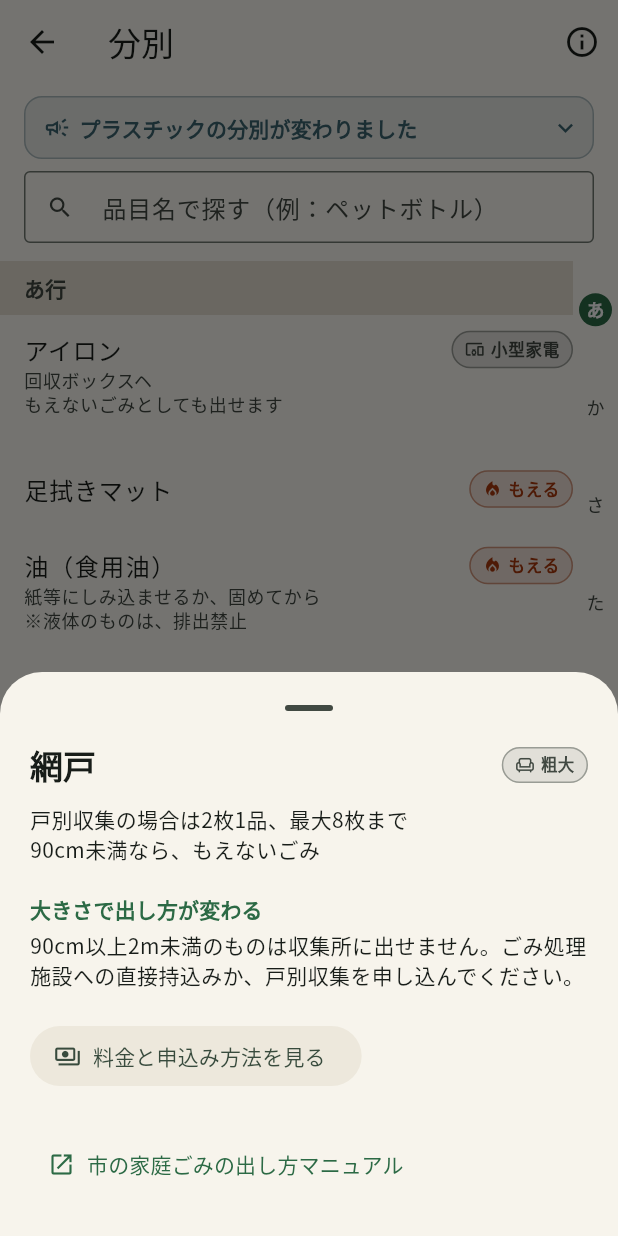
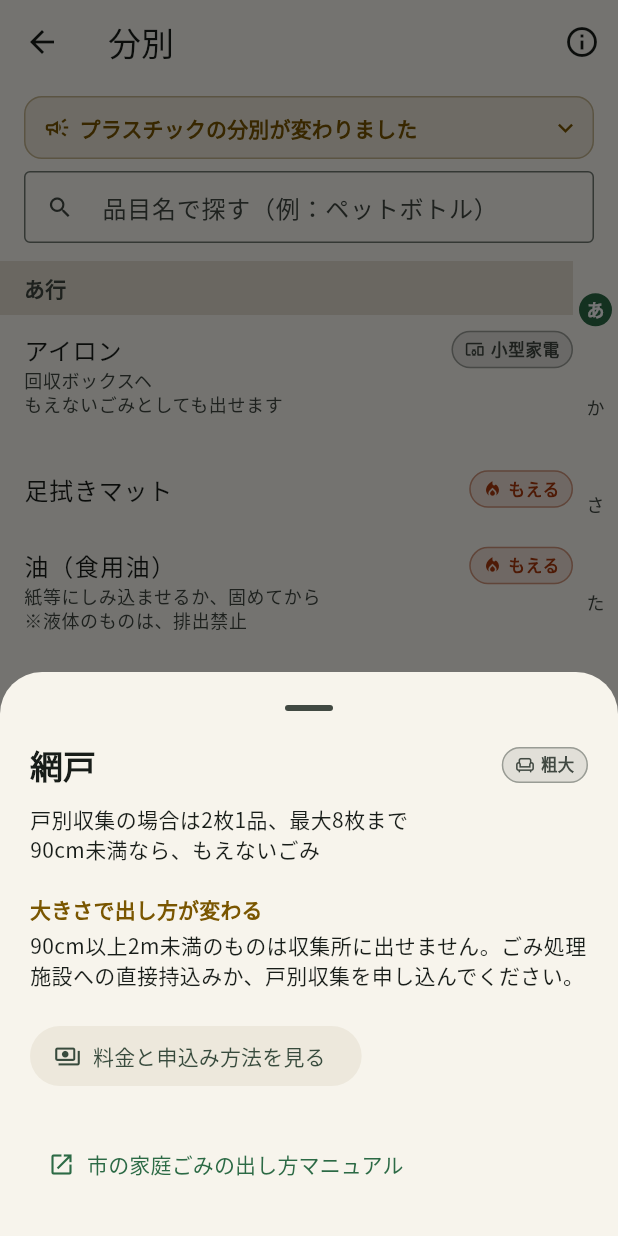
Before and after one commit to ktakada42/saitama-gomi-calendar, a Flutter app: the DictionaryPage screen opened directly, after a tap on "プラスチックの分別が変わりました", after a tap on "網戸", on a phone screen of 412 x 824 dp. Run offline on Flutter 3.47's test engine with Material 3 defaults, Android fonts, the phone set to English and light mode, and no system bars; our stand-ins replace flutter_local_notifications, flutter_riverpod, package_info_plus, shared_preferences, timezone; accounts and stored records are empty.

Commit message:
知らせと品目の印を、同じ注意の色（黄）で出す (#165)
分別変更の知らせは青みのグレー、品目の印は主色の緑で出していて、#163で
分別の変更を伝える印だけを知らせの色に寄せた。しかし印はどれも、一覧の
区分だけを見て出すと間違えることを伝えるもので、分ける理由がない。
緑では「できる・よい」の意味に読めて、注意に見えない。

知らせも印も、同じ注意の色（黄）で出す。印の絵は情報（i）から注意（三角）に
する。

- lightは黄土色（#7A5600）。黄色そのものはクリームの地の上では読めない。
  知らせの地（同じ色を10%で敷いたもの）の上でも4.5:1を超える
- darkは黄（#FFD43B）
- 赤にはしない。もえるごみ・有害危険ごみの区分色と紛れ、「出しては
  いけない」の意味にも読める

知らせの色が変わるので、分別のスクリーンショットを撮り直した。
ビルド番号を28に上げる。


Claude-Session: https://claude.ai/code/session_01Ny9iz78XEEn5LZebqm3xXE

Co-authored-by: Claude Opus 5.5 <noreply@anthropic.com>

```diff
--- a/lib/domain/waste_note.dart
+++ b/lib/domain/waste_note.dart
@@ -9,17 +9,9 @@ class NoteMark {
     required this.id,
     required this.title,
     required this.description,
-    this.isSortingChange = false,
   });
 
   final String id;
-
-  /// 分別の決まりが変わったことを伝える印か。
-  ///
-  /// ほかの印は一覧の区分を補うものだが、これは区分そのものが変わりうる
-  /// ことを言っている。見落とすと出し先を間違えるので、画面では
-  /// 分別変更の知らせと同じ色で出して、ほかの印と見分けられるようにする。
-  final bool isSortingChange;
 
   /// 一覧やシートの見出しに出す短い言い方。
   final String title;
@@ -43,7 +35,6 @@ class NoteMark {
           '30cm未満のものは、資源物1類（プラスチック資源）に出します。'
           '水で軽くすすいでも汚れが落ちないものはもえるごみ、'
           '30cm以上90cm未満のものはもえないごみです。',
-      isSortingChange: true,
     ),
     'star1': NoteMark(
       id: 'star1',
@@ -70,7 +61,6 @@ class NoteMark {
       description:
           '令和8年（2026年）10月から、プラスチック製で30cm以上90cm未満のものは'
           'もえないごみです。',
-      isSortingChange: true,
     ),
     'star5': NoteMark(
       id: 'star5',
--- a/lib/features/dictionary/dictionary_page.dart
+++ b/lib/features/dictionary/dictionary_page.dart
@@ -7,6 +7,7 @@ import '../../domain/kana.dart';
 import '../../domain/sorting_change.dart';
 import '../../domain/waste_item.dart';
 import '../../providers.dart';
+import '../../ui/caution_style.dart';
 import '../../ui/note_format.dart';
 import '../../ui/paren_wrap.dart';
 import '../../ui/widgets/category_pill.dart';
@@ -358,15 +359,14 @@ class _SortingChangeNotice extends StatelessWidget {
   @override
   Widget build(BuildContext context) {
     final theme = Theme.of(context);
-    // 区分色と紛れないよう、注意そのものの色（エラー色）は使わない。
-    final color = theme.colorScheme.tertiary;
+    final color = CautionStyle.colorOf(context);
     final radius = BorderRadius.circular(12);
 
     return Container(
       width: double.infinity,
       margin: const EdgeInsets.fromLTRB(16, 8, 16, 0),
       decoration: BoxDecoration(
-        color: color.withValues(alpha: 0.10),
+        color: color.withValues(alpha: CautionStyle.backgroundAlpha),
         borderRadius: radius,
         border: Border.all(color: color.withValues(alpha: 0.35)),
       ),
@@ -788,12 +788,10 @@ class _ItemTile extends StatelessWidget {
               ),
             );
     }
-    // 分別の変更を伝える印は、画面の上の知らせと同じ色・同じ絵にする。
-    // ほかの印と同じ色だと、区分が変わりうることが補足に見えてしまう。
+    // 印は、画面の上の知らせと同じ注意の色で出す。どれも、一覧の区分だけを
+    // 見て出すと間違えることを伝えている。主色の緑では補足に見える。
     final mark = item.marks.first;
-    final markColor = mark.isSortingChange
-        ? theme.colorScheme.tertiary
-        : theme.colorScheme.primary;
+    final markColor = CautionStyle.color(theme.brightness);
     // 押せば続きがあることを、行の中で示す。注意点と同じ行に並べると
     // どちらも半端に切れるので、下に重ねる。
     return Column(
@@ -811,13 +809,7 @@ class _ItemTile extends StatelessWidget {
           ),
         Row(
           children: [
-            Icon(
-              mark.isSortingChange
-                  ? Icons.campaign_outlined
-                  : Icons.info_outline,
-              size: 13,
-              color: markColor,
-            ),
+            Icon(Icons.warning_amber_rounded, size: 13, color: markColor),
             const SizedBox(width: 3),
             Expanded(
               child: Text(
--- a/lib/features/dictionary/waste_item_sheet.dart
+++ b/lib/features/dictionary/waste_item_sheet.dart
@@ -2,6 +2,7 @@ import 'package:flutter/material.dart';
 import 'package:url_launcher/url_launcher.dart';
 
 import '../../domain/waste_item.dart';
+import '../../ui/caution_style.dart';
 import '../../ui/note_format.dart';
 import '../../ui/paren_wrap.dart';
 import '../../ui/widgets/category_pill.dart';
@@ -70,10 +71,8 @@ class _WasteItemSheet extends StatelessWidget {
                   mark.title,
                   style: theme.textTheme.titleSmall?.copyWith(
                     fontWeight: FontWeight.bold,
-                    // 分別の変更は、知らせと同じ色で出す。
-                    color: mark.isSortingChange
-                        ? theme.colorScheme.tertiary
-                        : theme.colorScheme.primary,
+                    // 一覧の行と同じ、注意の色。
+                    color: CautionStyle.colorOf(context),
                   ),
                 ),
                 const SizedBox(height: 4),
--- /dev/null
+++ b/lib/ui/caution_style.dart
@@ -0,0 +1,30 @@
+import 'package:flutter/material.dart';
+
+/// 「注意して読んでほしい」ことを示す色。
+///
+/// 分別の変更の知らせと、品目に付いた印（「大きさで出し方が変わる」
+/// 「プラスチック製で30cm未満なら資源物1類」など）に使う。どちらも、
+/// 一覧の区分だけを見て出すと間違えることを伝えるもので、補足ではない。
+/// アプリの主色（緑）で出すと「できる・よい」の意味に読めてしまうので、
+/// 注意の色（黄）にする。
+///
+/// 赤にはしない。もえるごみ（橙）・有害危険ごみ（赤）の区分色と紛れるうえ、
+/// 「出してはいけない」の意味に読める。
+///
+/// 黄色そのものはクリームの地の上では読めないので、lightは明度を落とした
+/// 黄土色にしてある。知らせは同じ色を10%で敷いた地の上に文字を置くので、
+/// そこで4.5:1（WCAG 2.1の通常テキストの基準）を超える色を選んだ。
+/// この検証は test/ui/caution_style_test.dart に常設している。
+abstract final class CautionStyle {
+  static const light = Color(0xFF7A5600);
+  static const dark = Color(0xFFFFD43B);
+
+  /// 知らせの地に敷く濃さ。
+  static const backgroundAlpha = 0.10;
+
+  static Color color(Brightness brightness) =>
+      brightness == Brightness.dark ? dark : light;
+
+  static Color colorOf(BuildContext context) =>
+      color(Theme.of(context).brightness);
+}
--- a/pubspec.yaml
+++ b/pubspec.yaml
@@ -4,7 +4,7 @@ description: "さいたま市のごみ収集日と分別区分を確認するア
 # pub.dev using `flutter pub publish`. This is preferred for private packages.
 publish_to: 'none' # Remove this line if you wish to publish to pub.dev
 
-version: 1.3.0+27
+version: 1.3.0+28
 
 environment:
   sdk: ^3.12.2
```
Also changed, not shown: 6 other files.
